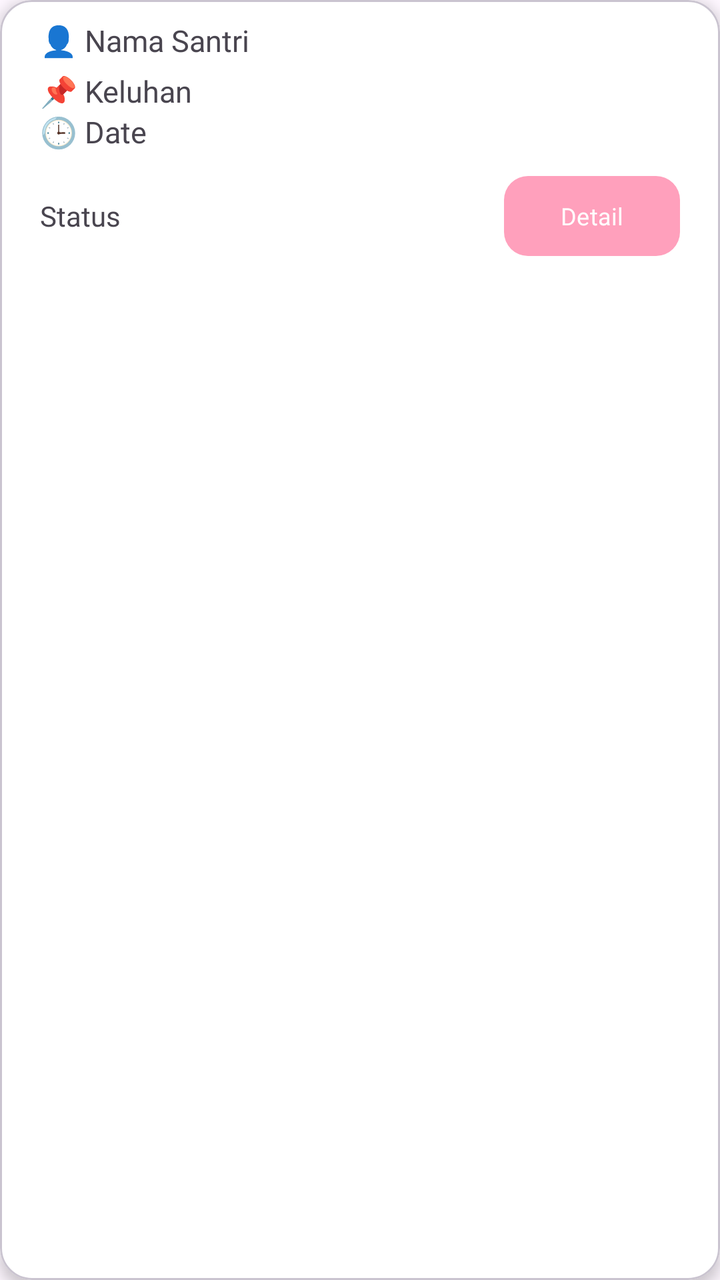
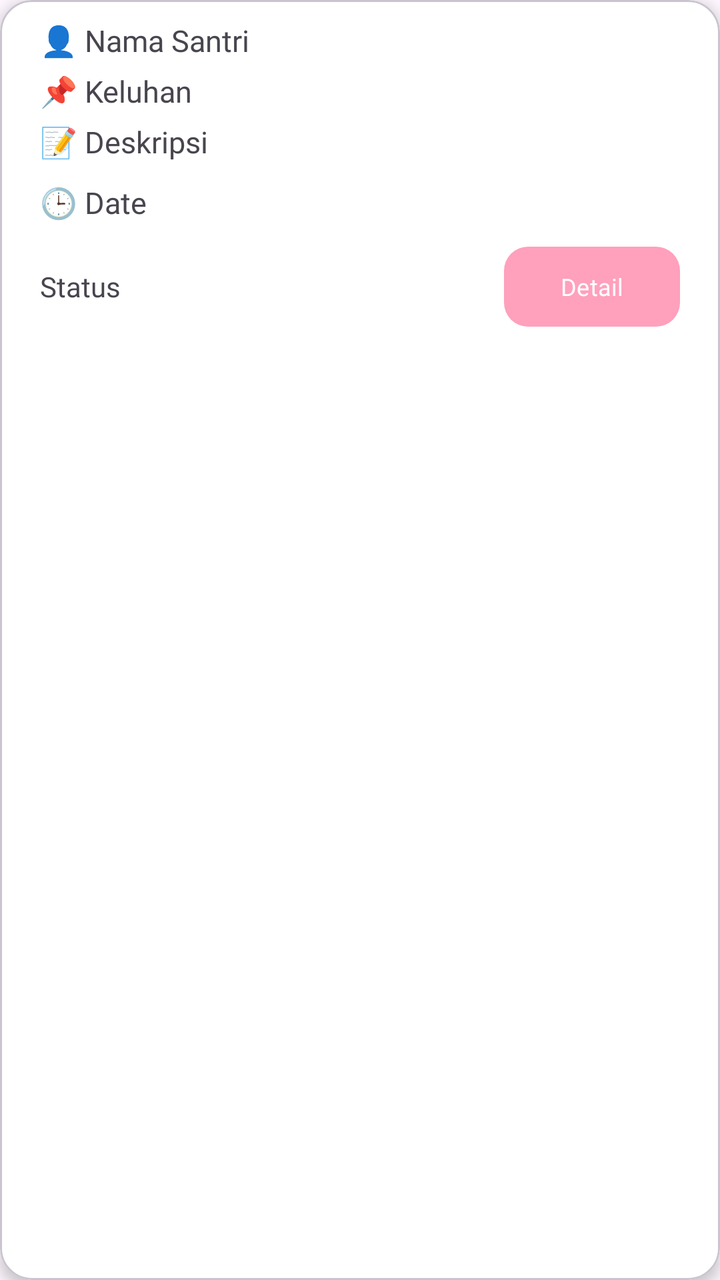

Compare the two renders of this Android layout. The source of the first and the diff that turns it into the second are given below.
<!-- AndroidManifest.xml: application theme Theme.PetikCare -->
<!-- res/layout/menu_keluhan.xml -->
<?xml version="1.0" encoding="utf-8"?>
<com.google.android.material.card.MaterialCardView xmlns:android="http://schemas.android.com/apk/res/android"
    xmlns:tools="http://schemas.android.com/tools"
    android:layout_width="match_parent"
    android:layout_height="wrap_content"
    xmlns:app="http://schemas.android.com/apk/res-auto"
    android:layout_margin="8dp"
    app:cardCornerRadius="16dp"
    android:backgroundTint="@color/white"
    app:cardElevation="4dp">

    <LinearLayout
        android:layout_width="match_parent"
        android:layout_height="wrap_content"
        android:orientation="vertical">

        <TextView
            android:id="@+id/tv_nama"
            android:layout_width="wrap_content"
            android:layout_height="wrap_content"
            android:text="@string/nama_santri"
            android:fontFamily="@font/poppins_medium"
            android:layout_marginStart="20dp"
            android:layout_marginTop="10dp"
            android:textSize="15sp" />

        <TextView
            android:id="@+id/tv_keluhan"
            android:layout_width="wrap_content"
            android:layout_height="wrap_content"
            android:text="@string/keluhan"
            android:layout_marginStart="20dp"
            android:fontFamily="@font/poppins_medium"
            android:layout_marginTop="5dp"
            android:textSize="15sp"/>

        <TextView
            android:id="@+id/tv_date"
            android:layout_width="wrap_content"
            android:layout_height="wrap_content"
            android:text="@string/date"
            android:layout_marginStart="20dp"
            android:fontFamily="@font/poppins_medium"
            android:textSize="15sp"/>

        <LinearLayout
            android:layout_width="match_parent"
            android:layout_height="wrap_content"
            android:orientation="horizontal"
            android:layout_marginTop="8dp"
            android:layout_marginEnd="20dp"
            android:gravity="center_vertical">

            <TextView
                android:id="@+id/tv_status"
                android:layout_width="0dp"
                android:layout_height="wrap_content"
                android:layout_weight="1"
                android:text="@string/status"
                android:layout_marginStart="20dp"
                android:textSize="14sp"
                android:fontFamily="@font/poppins_medium"/>

            <com.google.android.material.button.MaterialButton
                android:id="@+id/btn_detail"
                android:layout_width="wrap_content"
                android:layout_height="wrap_content"
                android:text="@string/detail"
                android:textSize="12sp"
                android:fontFamily="@font/poppins_semibold"
                app:cornerRadius="12dp"
                app:backgroundTint="#FFA0BC"/>

        </LinearLayout>

    </LinearLayout>

</com.google.android.material.card.MaterialCardView>
<!-- resources referenced by this layout -->
<resources>
  <color name="white">#FFFFFFFF</color>
  <string name="date">🕒 Date</string>
  <string name="detail">Detail</string>
  <string name="keluhan">📌 Keluhan</string>
  <string name="nama_santri">👤 Nama Santri</string>
  <string name="status">Status</string>
  <style name="Theme.PetikCare" parent="Base.Theme.PetikCare" />
  <style name="Base.Theme.PetikCare" parent="Theme.Material3.DayNight.NoActionBar">
          
          
      </style>
</resources>

<!-- the commit's change to res/layout/menu_keluhan.xml (unified diff, before → after) -->
@@ -35,11 +35,22 @@
             android:textSize="15sp"/>
 
         <TextView
+            android:id="@+id/tv_deskripsi"
+            android:layout_width="wrap_content"
+            android:layout_height="wrap_content"
+            android:text="@string/description"
+            android:layout_marginStart="20dp"
+            android:layout_marginTop="5dp"
+            android:fontFamily="@font/poppins_medium"
+            android:textSize="15sp"/>
+
+        <TextView
             android:id="@+id/tv_date"
             android:layout_width="wrap_content"
             android:layout_height="wrap_content"
             android:text="@string/date"
             android:layout_marginStart="20dp"
+            android:layout_marginTop="10dp"
             android:fontFamily="@font/poppins_medium"
             android:textSize="15sp"/>
 
<!-- resource entries referenced after the edit -->
@@ -2,6 +2,7 @@
 <resources>
   <color name="white">#FFFFFFFF</color>
   <string name="date">🕒 Date</string>
+  <string name="description">📝 Deskripsi</string>
   <string name="detail">Detail</string>
   <string name="keluhan">📌 Keluhan</string>
   <string name="nama_santri">👤 Nama Santri</string>
